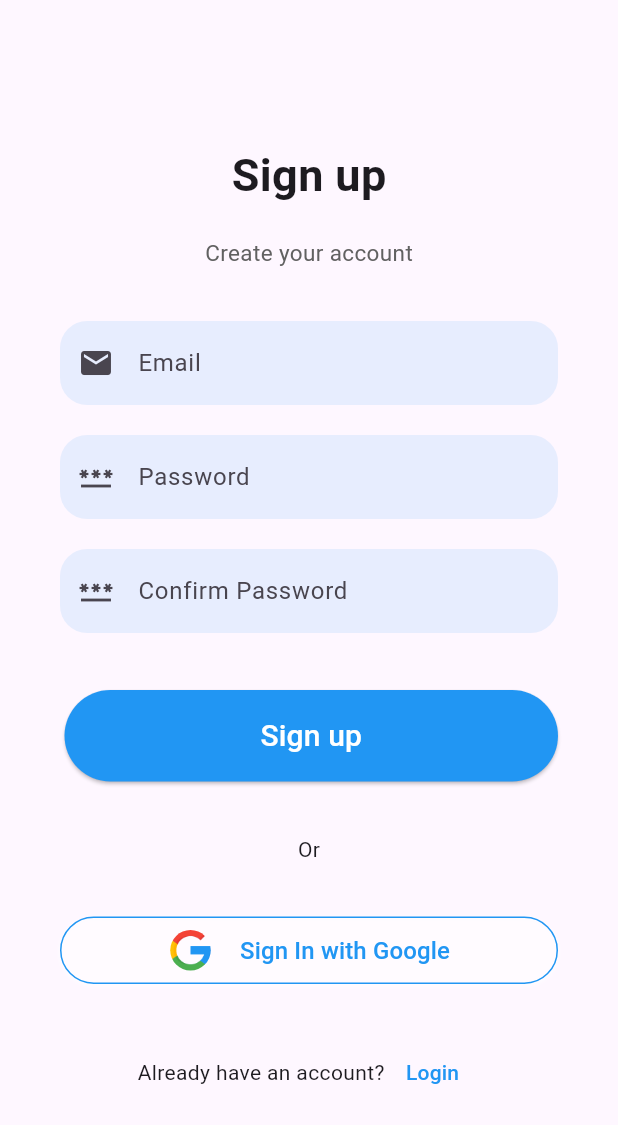
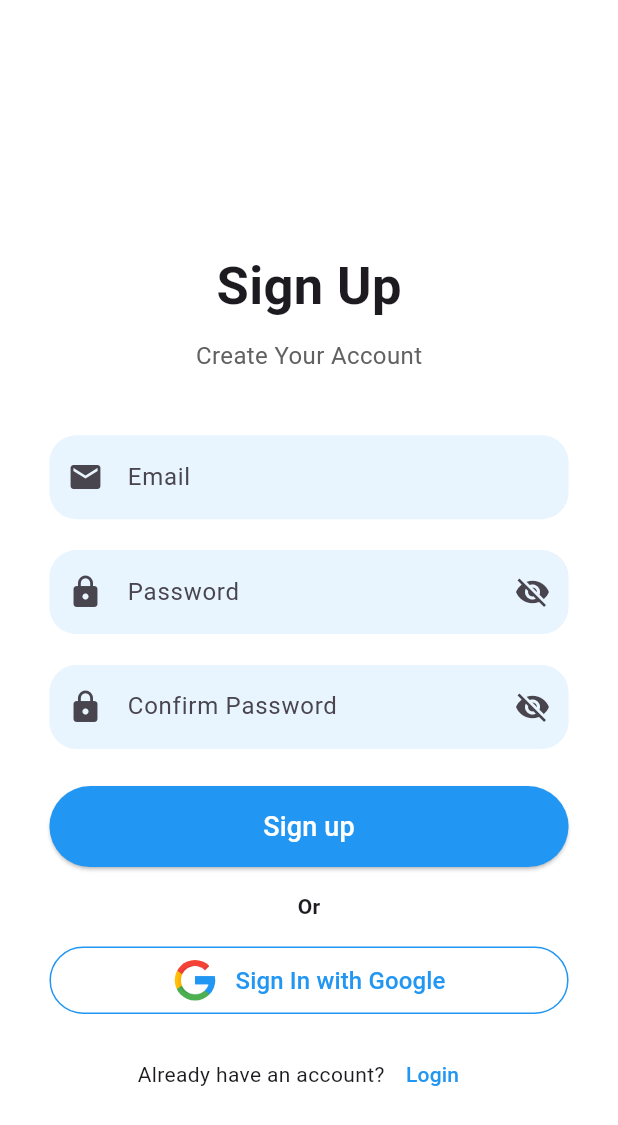
Before and after one commit to sumitpanchal18/Flutter-Practice, a Flutter app: the screen it shows after launch, after a tap on "Sign Up", on a phone screen of 412 x 824 dp. Shown: the top 1125 px of the screen. Run offline on Flutter 3.47's test engine with Material 3 defaults, Android fonts, the phone set to English and light mode, and no system bars; our stand-ins replace connectivity_plus, dio, firebase_auth, firebase_core, flutter_secure_storage, fluttertoast and 1 more; accounts and stored records are empty; network calls fail.

Commit message:
ui update

```diff
--- a/lib/main.dart
+++ b/lib/main.dart
@@ -22,7 +22,6 @@ void main() async {
   // Firebase
   WidgetsFlutterBinding.ensureInitialized();
   await Firebase.initializeApp();
-
 
   runApp(const MyApp());
 }
--- a/lib/view/SignUp/SignupPage.dart
+++ b/lib/view/SignUp/SignupPage.dart
@@ -1,5 +1,7 @@
 import 'package:firebase_auth/firebase_auth.dart'; // Import Firebase Auth
 import 'package:flutter/material.dart';
+import 'package:fluttertoast/fluttertoast.dart'; // Import FlutterToast
+import 'package:get/get.dart';
 
 import '../../routes/routes_name.dart';
 
@@ -11,125 +13,205 @@ class SignupPage extends StatelessWidget {
     final emailController = TextEditingController();
     final passwordController = TextEditingController();
     final confirmPasswordController = TextEditingController();
+    final isPasswordVisible = false.obs; // RxBool for password visibility
+    final isConfirmPasswordVisible =
+        false.obs; // RxBool for confirm password visibility
 
-    return MaterialApp(
-      debugShowCheckedModeBanner: false,
-      home: Scaffold(
-        body: SingleChildScrollView(
-          child: Container(
-            padding: const EdgeInsets.symmetric(horizontal: 40),
-            height: MediaQuery.of(context).size.height - 50,
-            width: double.infinity,
+    // Get screen dimensions
+    final screenHeight = MediaQuery.of(context).size.height;
+    final screenWidth = MediaQuery.of(context).size.width;
+
+    return Scaffold(
+      body: Center(
+        child: SingleChildScrollView(
+          child: Padding(
+            padding: EdgeInsets.symmetric(horizontal: screenWidth * 0.08),
             child: Column(
-              mainAxisAlignment: MainAxisAlignment.spaceEvenly,
+              mainAxisAlignment: MainAxisAlignment.center,
               crossAxisAlignment: CrossAxisAlignment.stretch,
               children: <Widget>[
-                Column(
-                  children: <Widget>[
-                    const SizedBox(height: 60.0),
+                SizedBox(height: screenHeight * 0.1),
+                _header(),
+                SizedBox(height: screenHeight * 0.05),
+                _inputFields(
+                    context,
+                    emailController,
+                    passwordController,
+                    confirmPasswordController,
+                    isPasswordVisible,
+                    isConfirmPasswordVisible),
+                SizedBox(height: screenHeight * 0.03),
+                _signupButton(context, emailController, passwordController,
+                    confirmPasswordController),
+                SizedBox(height: screenHeight * 0.02),
+                _text(),
+                SizedBox(height: screenHeight * 0.02),
+                _googleSignInButton(),
+                SizedBox(height: screenHeight * 0.02),
+                _loginPrompt(context),
+              ],
+            ),
+          ),
+        ),
+      ),
+    );
+  }
+
+  Widget _header() {
+    return Column(
+      children: [
         const Text(
-                      "Sign up",
+          "Sign Up",
           style: TextStyle(
-                        fontSize: 30,
+            fontSize: 35,
             fontWeight: FontWeight.bold,
           ),
         ),
-                    const SizedBox(
-                      height: 20,
+        const SizedBox(height: 10),
+        Text(
+          "Create Your Account",
+          style: TextStyle(fontSize: 16, color: Colors.grey[700]),
         ),
-                    Text(
-                      "Create your account",
-                      style: TextStyle(fontSize: 15, color: Colors.grey[700]),
-                    )
       ],
-                ),
-                Column(
-                  children: <Widget>[
+    );
+  }
+
+  Widget _inputFields(
+    BuildContext context,
+    TextEditingController emailController,
+    TextEditingController passwordController,
+    TextEditingController confirmPasswordController,
+    RxBool isPasswordVisible,
+    RxBool isConfirmPasswordVisible,
+  ) {
+    final screenWidth = MediaQuery.of(context).size.width;
+
+    return Column(
+      crossAxisAlignment: CrossAxisAlignment.stretch,
+      children: [
         TextField(
           controller: emailController,
           decoration: InputDecoration(
             hintText: "Email",
             border: OutlineInputBorder(
               borderRadius: BorderRadius.circular(18),
-                              borderSide: BorderSide.none),
+              borderSide: BorderSide.none,
+            ),
             fillColor: Colors.blue.withOpacity(0.1),
             filled: true,
-                          prefixIcon: const Icon(Icons.email)),
+            prefixIcon: const Icon(Icons.email),
           ),
-                    const SizedBox(height: 20),
-                    TextField(
+        ),
+        SizedBox(height: screenWidth * 0.05),
+        Obx(() => TextField(
               controller: passwordController,
+              obscureText: !isPasswordVisible.value, // Bind to RxBool
               decoration: InputDecoration(
                 hintText: "Password",
                 border: OutlineInputBorder(
                   borderRadius: BorderRadius.circular(18),
-                            borderSide: BorderSide.none),
+                  borderSide: BorderSide.none,
+                ),
                 fillColor: Colors.blue.withOpacity(0.1),
                 filled: true,
-                        prefixIcon: const Icon(Icons.password),
+                prefixIcon: const Icon(Icons.lock),
+                suffixIcon: IconButton(
+                  icon: Icon(
+                    isPasswordVisible.value
+                        ? Icons.visibility
+                        : Icons.visibility_off,
                   ),
-                      obscureText: true,
+                  onPressed: () {
+                    isPasswordVisible.value = !isPasswordVisible.value;
+                  },
                 ),
-                    const SizedBox(height: 20),
-                    TextField(
+              ),
+            )),
+        SizedBox(height: screenWidth * 0.05),
+        Obx(() => TextField(
               controller: confirmPasswordController,
+              obscureText: !isConfirmPasswordVisible.value, // Bind to RxBool
               decoration: InputDecoration(
                 hintText: "Confirm Password",
                 border: OutlineInputBorder(
                   borderRadius: BorderRadius.circular(18),
-                            borderSide: BorderSide.none),
+                  borderSide: BorderSide.none,
+                ),
                 fillColor: Colors.blue.withOpacity(0.1),
                 filled: true,
-                        prefixIcon: const Icon(Icons.password),
+                prefixIcon: const Icon(Icons.lock),
+                suffixIcon: IconButton(
+                  icon: Icon(
+                    isConfirmPasswordVisible.value
+                        ? Icons.visibility
+                        : Icons.visibility_off,
                   ),
-                      obscureText: true,
+                  onPressed: () {
+                    isConfirmPasswordVisible.value =
+                        !isConfirmPasswordVisible.value;
+                  },
                 ),
+              ),
+            )),
       ],
-                ),
-                Container(
-                    padding: const EdgeInsets.only(top: 3, left: 3),
-                    child: ElevatedButton(
+    );
+  }
+
+  Widget _signupButton(
+    BuildContext context,
+    TextEditingController emailController,
+    TextEditingController passwordController,
+    TextEditingController confirmPasswordController,
+  ) {
+    return ElevatedButton(
       onPressed: () {
         // Validate and Sign up with Firebase
-                        if (passwordController.text ==
-                            confirmPasswordController.text) {
-                          _signupWithFirebase(context, emailController.text,
-                              passwordController.text);
+        if (passwordController.text == confirmPasswordController.text) {
+          _signupWithFirebase(
+              context, emailController.text, passwordController.text);
         } else {
-                          // Show error if passwords don't match
-                          print('Passwords do not match');
+          Fluttertoast.showToast(
+            msg: 'Passwords do not match',
+            toastLength: Toast.LENGTH_SHORT,
+            gravity: ToastGravity.BOTTOM,
+            timeInSecForIosWeb: 1,
+            backgroundColor: Colors.red,
+            textColor: Colors.white,
+            fontSize: 16.0,
+          );
         }
       },
       style: ElevatedButton.styleFrom(
         shape: const StadiumBorder(),
-                        padding: const EdgeInsets.symmetric(vertical: 16),
         backgroundColor: Colors.blue,
+        padding: const EdgeInsets.symmetric(vertical: 14),
       ),
       child: const Text(
         "Sign up",
-                        style: TextStyle(fontSize: 20, color: Colors.white),
+        style: TextStyle(fontSize: 18, color: Colors.white),
       ),
-                    )),
-                const Center(child: Text("Or")),
-                Container(
+    );
+  }
+
+  Widget _googleSignInButton() {
+    return Container(
       height: 45,
       decoration: BoxDecoration(
         borderRadius: BorderRadius.circular(25),
-                    border: Border.all(
-                      color: Colors.blue,
-                    ),
+        border: Border.all(color: Colors.blue),
         boxShadow: [
           BoxShadow(
             color: Colors.white.withOpacity(0.5),
             spreadRadius: 1,
             blurRadius: 1,
-                        offset:
-                            const Offset(0, 1), // changes position of shadow
+            offset: const Offset(0, 1),
           ),
         ],
       ),
       child: TextButton(
-                    onPressed: () {},
+        onPressed: () {
+          // Handle Google sign-in
+        },
         child: Row(
           mainAxisAlignment: MainAxisAlignment.center,
           children: [
@@ -139,25 +221,26 @@ class SignupPage extends StatelessWidget {
               decoration: const BoxDecoration(
                 image: DecorationImage(
                   image: AssetImage('assets/images/google.png'),
-                                fit: BoxFit.cover),
+                  fit: BoxFit.cover,
+                ),
                 shape: BoxShape.circle,
               ),
             ),
-                        const SizedBox(width: 18),
+            const SizedBox(width: 12),
             const Text(
               "Sign In with Google",
-                          style: TextStyle(
-                            fontSize: 16,
-                            color: Colors.blue,
-                          ),
+              style: TextStyle(fontSize: 16, color: Colors.blue),
             ),
           ],
         ),
       ),
-                ),
-                Row(
+    );
+  }
+
+  Widget _loginPrompt(BuildContext context) {
+    return Row(
       mainAxisAlignment: MainAxisAlignment.center,
-                  children: <Widget>[
+      children: [
         const Text("Already have an account?"),
         TextButton(
           onPressed: () {
@@ -166,37 +249,47 @@ class SignupPage extends StatelessWidget {
           child: const Text(
             "Login",
             style: TextStyle(color: Colors.blue),
-                        ))
-                  ],
-                )
-              ],
           ),
         ),
-        ),
-      ),
+      ],
     );
   }
 
-  // Function to sign up using Firebase Auth
   void _signupWithFirebase(
       BuildContext context, String email, String password) async {
     try {
       final FirebaseAuth _auth = FirebaseAuth.instance;
-      UserCredential userCredential =
       await _auth.createUserWithEmailAndPassword(
         email: email,
         password: password,
       );
-      print('Sign-up successful: ${userCredential.user?.email}');
-      // Navigate to home page or other page after successful sign up
-      Navigator.pushReplacementNamed(
-          context, RouteName.home); // Modify if needed
+      Navigator.pushReplacementNamed(context, RouteName.home);
     } on FirebaseAuthException catch (e) {
+      String message = '';
       if (e.code == 'weak-password') {
-        print('The password provided is too weak.');
+        message = 'The password provided is too weak.';
       } else if (e.code == 'email-already-in-use') {
-        print('The account already exists for that email.');
+        message = 'The account already exists for that email.';
+      } else if (email.isEmpty || password.isEmpty) {
+        message = "Kindly fill all details";
+      }
+      Fluttertoast.showToast(
+        msg: message,
+        toastLength: Toast.LENGTH_SHORT,
+        gravity: ToastGravity.BOTTOM,
+        timeInSecForIosWeb: 1,
+        textColor: Colors.black,
+        fontSize: 16.0,
+      );
     }
   }
+
+  _text() {
+    return const Center(
+      child: Text(
+        "Or",
+        style: TextStyle(fontWeight: FontWeight.bold),
+      ),
+    );
   }
 }
--- a/lib/view/login/LoginPage.dart
+++ b/lib/view/login/LoginPage.dart
@@ -13,27 +13,27 @@ class LoginPage extends StatelessWidget {
   Widget build(BuildContext context) {
     final emailController = TextEditingController();
     final passwordController = TextEditingController();
-    final isPasswordVisible = false.obs; // Observable for password visibility
+    final isPasswordVisible = false.obs;
     final controller = Get.find<LoginController>();
 
-    // Fetch screen dimensions for responsive design
     final screenHeight = MediaQuery.of(context).size.height;
     final screenWidth = MediaQuery.of(context).size.width;
 
     return Scaffold(
-      body: SingleChildScrollView(
+      body: Center(
+        child: SingleChildScrollView(
           child: Padding(
             padding: EdgeInsets.symmetric(
-            horizontal: screenWidth * 0.08, // 8% of screen width
-            vertical: screenHeight * 0.02, // 2% of screen height
+              horizontal: screenWidth * 0.08,
+              vertical: screenHeight * 0.02,
             ),
             child: Column(
               mainAxisAlignment: MainAxisAlignment.center,
               crossAxisAlignment: CrossAxisAlignment.stretch,
               children: [
-              SizedBox(height: screenHeight * 0.1), // 10% of screen height
+                SizedBox(height: screenHeight * 0.1),
                 _header(),
-              SizedBox(height: screenHeight * 0.05), // 5% of screen height
+                SizedBox(height: screenHeight * 0.05),
                 Obx(() {
                   return controller.isLoading.value
                       ? const Center(child: CircularProgressIndicator())
@@ -45,17 +45,18 @@ class LoginPage extends StatelessWidget {
                           isPasswordVisible,
                         );
                 }),
-              SizedBox(height: screenHeight * 0.03), // 3% of screen height
+                SizedBox(height: screenHeight * 0.03),
                 _forgotPassword(context),
                 _signup(context),
               ],
             ),
           ),
         ),
+      ),
     );
   }
 
-  _header() {
+  Widget _header() {
     return const Column(
       children: [
         Text(
@@ -69,7 +70,7 @@ class LoginPage extends StatelessWidget {
     );
   }
 
-  _inputField(
+  Widget _inputField(
     BuildContext context,
     TextEditingController emailController,
     TextEditingController passwordController,
@@ -79,48 +80,68 @@ class LoginPage extends StatelessWidget {
     return Column(
       crossAxisAlignment: CrossAxisAlignment.stretch,
       children: [
-        TextField(
+        _buildTextField(
           controller: emailController,
+          hintText: "Email",
+          icon: Icons.email,
+        ),
+        SizedBox(height: screenWidth * 0.05),
+        _buildTextField(
+          controller: passwordController,
+          hintText: "Password",
+          icon: Icons.lock,
+          obscureText: !isPasswordVisible.value,
+          suffixIcon: IconButton(
+            icon: Icon(
+              isPasswordVisible.value ? Icons.visibility : Icons.visibility_off,
+            ),
+            onPressed: () {
+              isPasswordVisible.value = !isPasswordVisible.value;
+            },
+          ),
+        ),
+        SizedBox(height: screenWidth * 0.06),
+        _loginButton(context, emailController, passwordController),
+        SizedBox(height: screenWidth * 0.02),
+        const Center(child: Text("Or")),
+        SizedBox(height: screenWidth * 0.02),
+        _googleSignInButton(),
+      ],
+    );
+  }
+
+  // Helper method to build text fields
+  Widget _buildTextField({
+    required TextEditingController controller,
+    required String hintText,
+    required IconData icon,
+    bool obscureText = false,
+    Widget? suffixIcon,
+  }) {
+    return TextField(
+      controller: controller,
+      obscureText: obscureText,
       decoration: InputDecoration(
-            hintText: "Email",
+        hintText: hintText,
         border: OutlineInputBorder(
           borderRadius: BorderRadius.circular(18),
           borderSide: BorderSide.none,
         ),
         fillColor: Colors.blue.withOpacity(0.1),
         filled: true,
-            prefixIcon: const Icon(Icons.email),
-          ),
-        ),
-        SizedBox(height: screenWidth * 0.05), // 5% of screen width
-        Obx(() {
-          return TextField(
-            controller: passwordController,
-            obscureText: !isPasswordVisible.value, // Hide or show password
-            decoration: InputDecoration(
-              hintText: "Password",
-              border: OutlineInputBorder(
-                borderRadius: BorderRadius.circular(18),
-                borderSide: BorderSide.none,
-              ),
-              fillColor: Colors.blue.withOpacity(0.1),
-              filled: true,
-              prefixIcon: const Icon(Icons.lock),
-              suffixIcon: IconButton(
-                icon: Icon(
-                  isPasswordVisible.value
-                      ? Icons.visibility
-                      : Icons.visibility_off,
-                ),
-                onPressed: () {
-                  isPasswordVisible.value = !isPasswordVisible.value;
-                },
-              ),
+        prefixIcon: Icon(icon),
+        suffixIcon: suffixIcon,
       ),
     );
-        }),
-        SizedBox(height: screenWidth * 0.04), // 4% of screen width
-        ElevatedButton(
+  }
+
+  // Login button widget
+  Widget _loginButton(
+    BuildContext context,
+    TextEditingController emailController,
+    TextEditingController passwordController,
+  ) {
+    return ElevatedButton(
       onPressed: () {
         _loginWithFirebase(
             context, emailController.text, passwordController.text);
@@ -132,12 +153,89 @@ class LoginPage extends StatelessWidget {
         "Login",
         style: TextStyle(fontSize: 20, color: Colors.white),
       ),
+    );
+  }
+
+  // Google Sign-In Button widget
+  Widget _googleSignInButton() {
+    return Container(
+      height: 45,
+      decoration: BoxDecoration(
+        borderRadius: BorderRadius.circular(25),
+        border: Border.all(color: Colors.blue),
+        boxShadow: [
+          BoxShadow(
+            color: Colors.white.withOpacity(0.5),
+            spreadRadius: 1,
+            blurRadius: 1,
+            offset: const Offset(0, 1), // changes position of shadow
+          ),
+        ],
+      ),
+      child: TextButton(
+        onPressed: () {
+          // Google sign-in logic here
+        },
+        child: Row(
+          mainAxisAlignment: MainAxisAlignment.center,
+          children: [
+            Container(
+              height: 30.0,
+              width: 30.0,
+              decoration: const BoxDecoration(
+                image: DecorationImage(
+                    image: AssetImage('assets/images/google.png'),
+                    fit: BoxFit.cover),
+                shape: BoxShape.circle,
+              ),
+            ),
+            const SizedBox(width: 18),
+            const Text(
+              "Sign In with Google",
+              style: TextStyle(
+                fontSize: 16,
+                color: Colors.blue,
+              ),
+            ),
+          ],
+        ),
+      ),
+    );
+  }
+
+  // Forgot password link widget
+  Widget _forgotPassword(BuildContext context) {
+    return TextButton(
+      onPressed: () {
+        Navigator.pushNamed(context, RouteName.forgotPassword);
+      },
+      child: const Text(
+        "Forgot password?",
+        style: TextStyle(color: Colors.black, fontSize: 16),
+      ),
+    );
+  }
+
+  // Sign up link widget
+  Widget _signup(BuildContext context) {
+    return Row(
+      mainAxisAlignment: MainAxisAlignment.center,
+      children: [
+        const Text("Don't have an account?"),
+        TextButton(
+          onPressed: () {
+            Navigator.pushNamed(context, RouteName.signUp);
+          },
+          child: const Text(
+            "Sign Up",
+            style: TextStyle(color: Colors.blue),
+          ),
         )
       ],
     );
   }
 
-  // Function to login using Firebase
+  // Firebase login logic
   void _loginWithFirebase(
       BuildContext context, String email, String password) async {
     try {
@@ -161,7 +259,6 @@ class LoginPage extends StatelessWidget {
       } else if (e.code == 'wrong-password') {
         message = 'Wrong password provided.';
       }
-      // Show error toast
       Fluttertoast.showToast(
         msg: message,
         toastLength: Toast.LENGTH_SHORT,
@@ -170,34 +267,4 @@ class LoginPage extends StatelessWidget {
       );
     }
   }
-
-  _forgotPassword(BuildContext context) {
-    return TextButton(
-      onPressed: () {
-        Navigator.pushNamed(context, RouteName.forgotPassword);
-      },
-      child: const Text(
-        "Forgot password?",
-        style: TextStyle(color: Colors.black, fontSize: 16),
-      ),
-    );
 }
-
-  _signup(BuildContext context) {
-    return Row(
-      mainAxisAlignment: MainAxisAlignment.center,
-      children: [
-        const Text("Don't have an account? "),
-        TextButton(
-          onPressed: () {
-            Navigator.pushNamed(context, RouteName.signUp);
-          },
-          child: const Text(
-            "Sign Up",
-            style: TextStyle(color: Colors.blue),
-          ),
-        )
-      ],
-    );
-  }
-}
```
Lines whose indentation alone changed are shown as unchanged.
